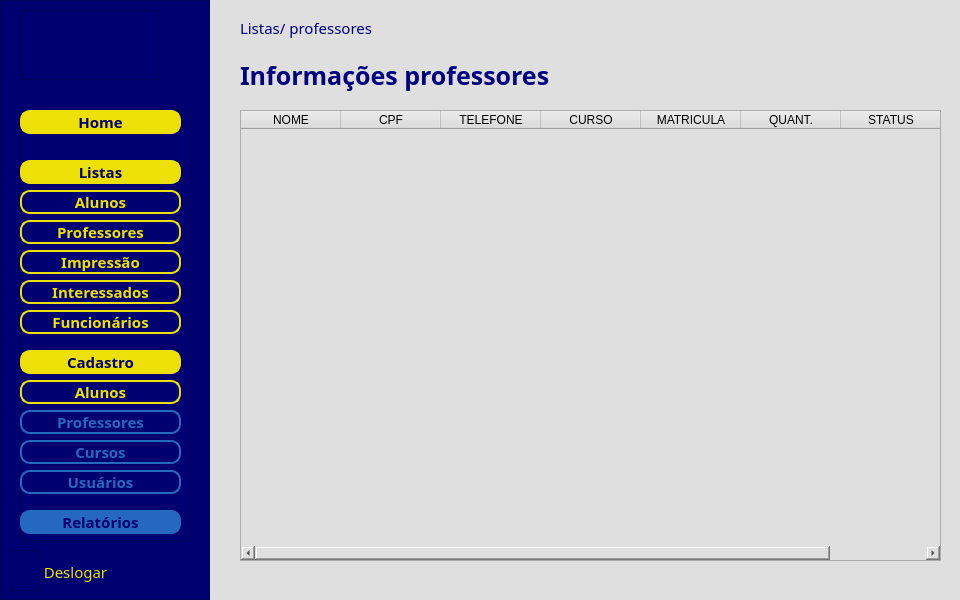
Old version of the form gui/Qt_gui/inicio.ui in the repository Reginaldol963/PROJETO.
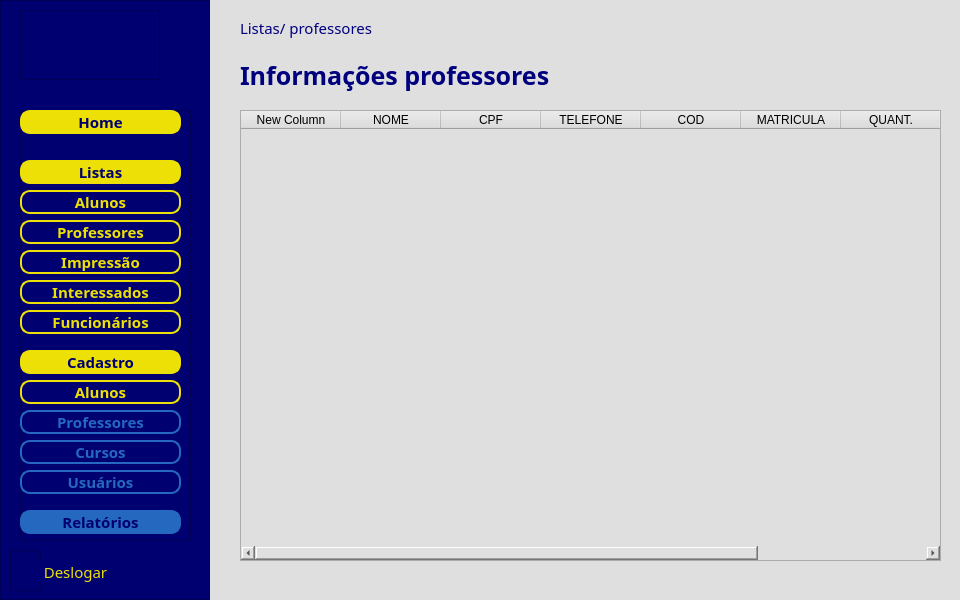
New version of the form. The open tabs and pages were chosen to show the change. Icons and pictures are not drawn.

```diff
--- a/gui/Qt_gui/inicio.ui
+++ b/gui/Qt_gui/inicio.ui
@@ -834,6 +834,11 @@
           <height>451</height>
          </rect>
         </property>
+        <column>
+         <property name="text">
+          <string>New Column</string>
+         </property>
+        </column>
         <column>
          <property name="text">
           <string>NOME</string>
@@ -851,7 +856,7 @@
         </column>
         <column>
          <property name="text">
-          <string>CURSO</string>
+          <string>COD</string>
          </property>
         </column>
         <column>
```
Left out of the diff: 2 changed lines with no effect on the pictures.
